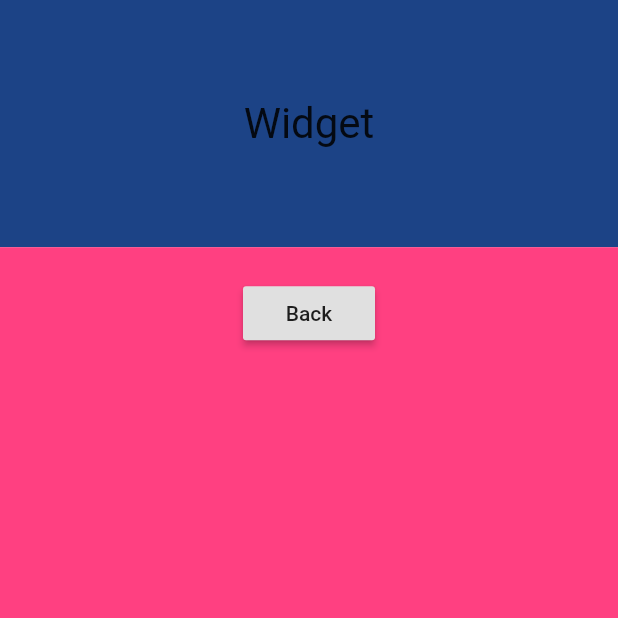
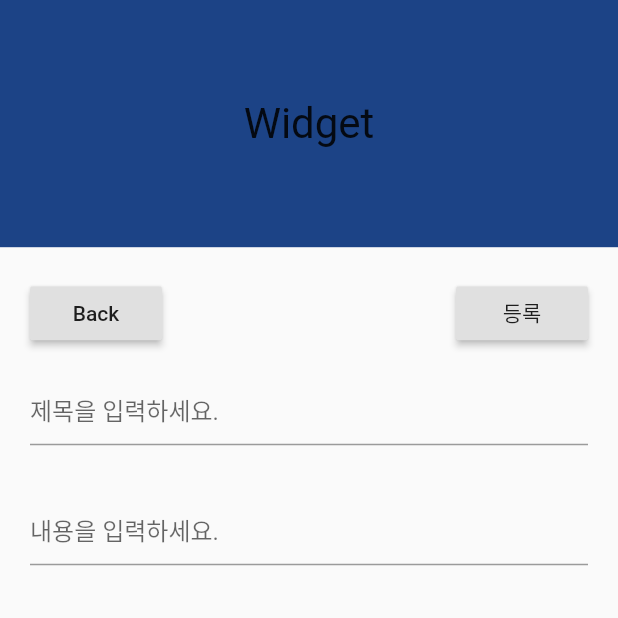
Before and after one commit to devSongStudy/VillageBoard, a Flutter app: the WriteView screen opened by its route, on a phone screen of 412 x 824 dp, the top half of it. Run offline on Flutter 3.47's test engine with Material 2 defaults, Android fonts, the phone set to English and light mode, and no system bars.

Commit message:
글 등록 화면
UI 구현

```diff
--- a/lib/src/views/main/write_view.dart
+++ b/lib/src/views/main/write_view.dart
@@ -7,6 +7,26 @@ class WriteView extends StatefulWidget {
 }
 
 class _WriteViewState extends State<WriteView> {
+
+  final _titleInputController = TextEditingController();
+  final _descriptionInputController = TextEditingController();
+
+  @override
+  void initState() {
+    super.initState();
+
+    _titleInputController.text = "";
+    _descriptionInputController.text = "";
+  }
+
+  @override
+  void dispose() {
+    _titleInputController.dispose();
+    _descriptionInputController.dispose();
+
+    super.dispose();
+  }
+
   @override
   Widget build(BuildContext context) {
     return WillPopScope(
@@ -31,15 +51,45 @@ class _WriteViewState extends State<WriteView> {
                 flex: 4,
                 child: Container(
                   padding: EdgeInsets.all(20),
-                  color: Colors.pinkAccent,
+                  //color: Colors.pinkAccent,
                   width: double.infinity,
+                  child: SingleChildScrollView(
                     child: Column(
+                      children: [
+                        Row(
+                          mainAxisAlignment: MainAxisAlignment.spaceBetween,
                           children: [
                             RaisedButton(
                               onPressed: closeView,
                               child: Text("Back"),
                             ),
+                            RaisedButton(
+                              onPressed: () {
+                                saveArticle(context);
+                              },
+                              child: Text("등록"),
+                            ),
                           ],
+                        ),
+                        Container(
+                          padding: EdgeInsets.symmetric(vertical: 16.0),
+                          child: TextField(
+                            controller: _titleInputController,
+                            decoration: InputDecoration(hintText: "제목을 입력하세요."),
+                          ),
+                        ),
+                        Container(
+                          padding: EdgeInsets.symmetric(vertical: 16.0),
+                          child: TextField(
+                            controller: _descriptionInputController,
+                            decoration: InputDecoration(hintText: "내용을 입력하세요."),
+                            keyboardType: TextInputType.multiline,
+                            maxLines: null,
+                            maxLength: null,
+                          ),
+                        ),
+                      ],
+                    ),
                   ),
                 ),
               ),
@@ -57,4 +107,35 @@ class _WriteViewState extends State<WriteView> {
       print('Error: $e');
     }
   }
+
+  Future<bool> saveArticle(BuildContext context) async {
+
+    FocusScope.of(context).unfocus();
+
+    String title = _titleInputController.text;
+    print('title: $title');
+    if (title.isEmpty) {
+      // TODO: 제목을 입력하세요
+      return false;
     }
+
+    String discription = _descriptionInputController.text;
+    print('discription: $discription');
+    if (discription.isEmpty) {
+      // TODO: 내용을 입력하세요
+      return false;
+    }
+
+    // TODO: 등록
+
+
+    // TODO: 등록후 결과 메세지 보여주고 이전 화면으로 이동
+    setState(() {
+      _titleInputController.text = "";
+      _descriptionInputController.text = "";
+    });
+
+    return true;
+  }
+
+}
```
Lines whose indentation alone changed are shown as unchanged.
